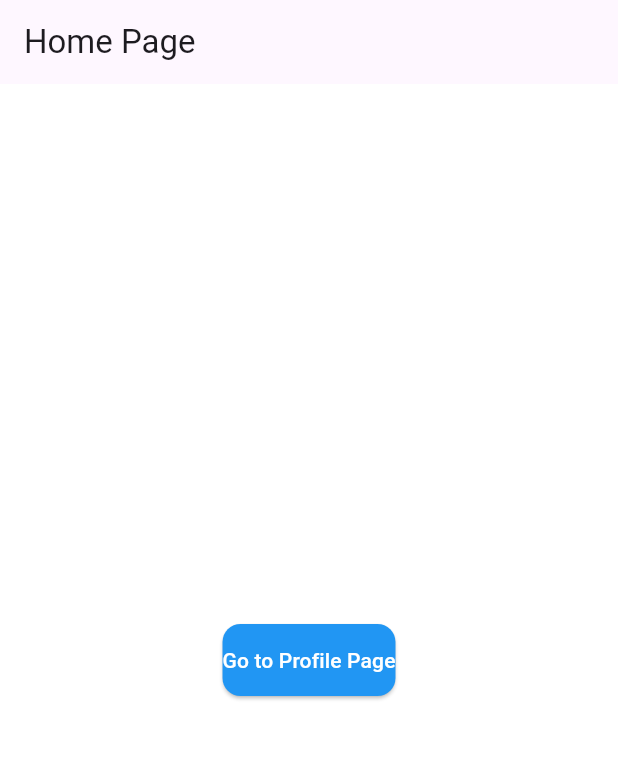
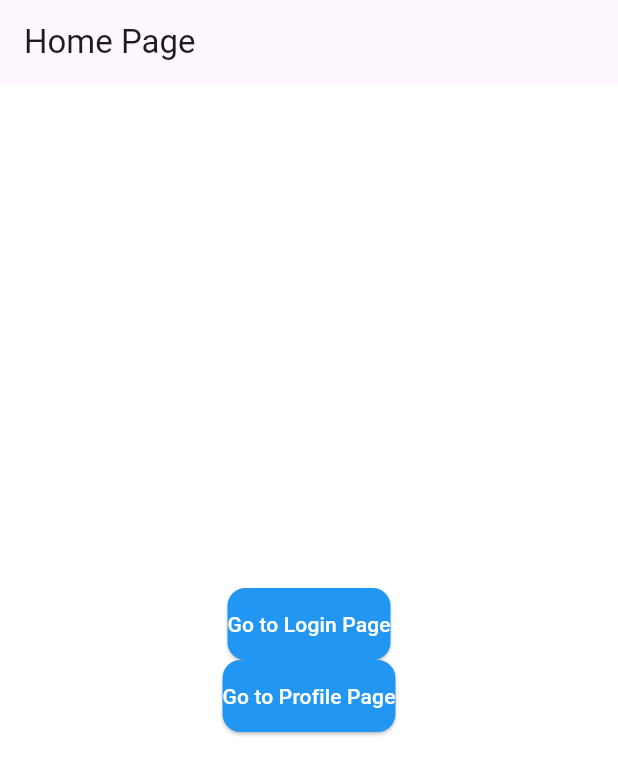
Before and after one commit to NoahTheLee/EGR302_Empty_Room, a Flutter app: the screen it shows after launch, on a phone screen of 412 x 824 dp. Shown: the top 775 px of the screen. Run offline on Flutter 3.47's test engine with Material 3 defaults, Android fonts, the phone set to English and light mode, and no system bars.

Commit message:
Added support to view Mohammed's login pages

```diff
--- a/lib/TEMP_NavPage.dart
+++ b/lib/TEMP_NavPage.dart
@@ -1,7 +1,9 @@
 import 'package:egr302_empty_room/ProfilePage.dart';
+import 'package:egr302_empty_room/login_page.dart';
 import 'package:flutter/material.dart';
 
 class TEMP_NavPage extends StatelessWidget {
+
   @override
   Widget build(BuildContext context) {
     return Scaffold(
@@ -28,6 +30,19 @@
               onPressed: () {
                 Navigator.push(
                   context,
+                  MaterialPageRoute(builder: (context) => LoginPage()),
+                );
+              },
+              child: Text('Go to Login Page',
+              style: TextStyle(
+                color: Colors.white,
+              ),
+              ),
+            ),
+            ElevatedButton(
+              onPressed: () {
+                Navigator.push(
+                  context,
                   MaterialPageRoute(builder: (context) => ProfilePage()),
                 );
               },
```
